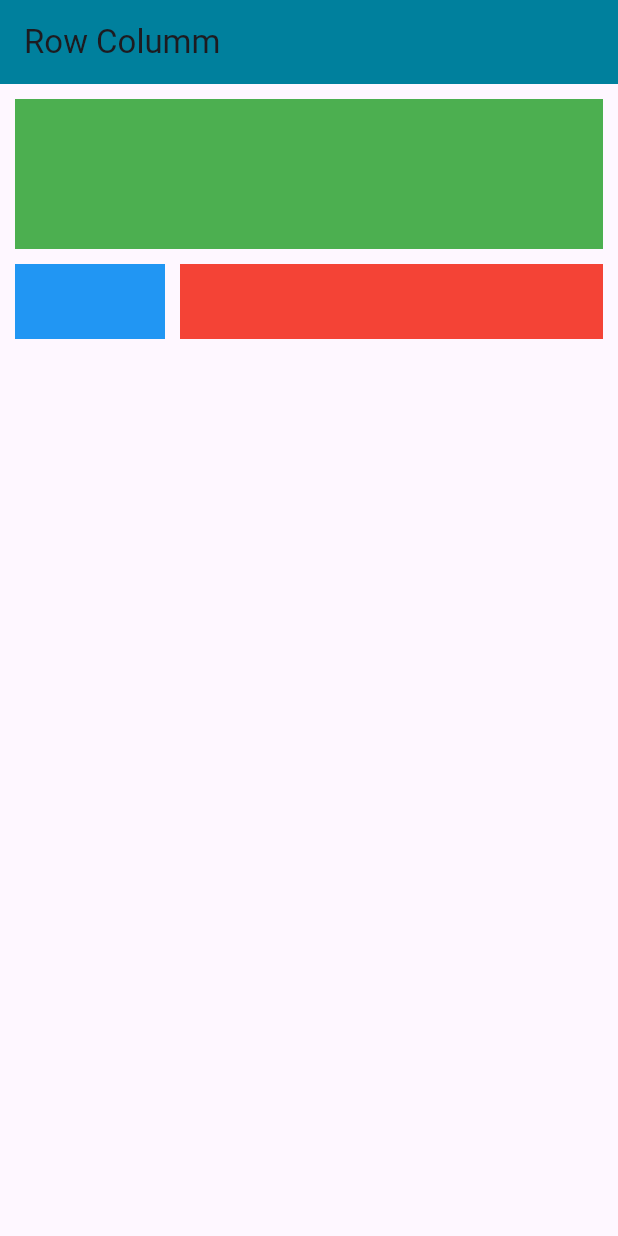
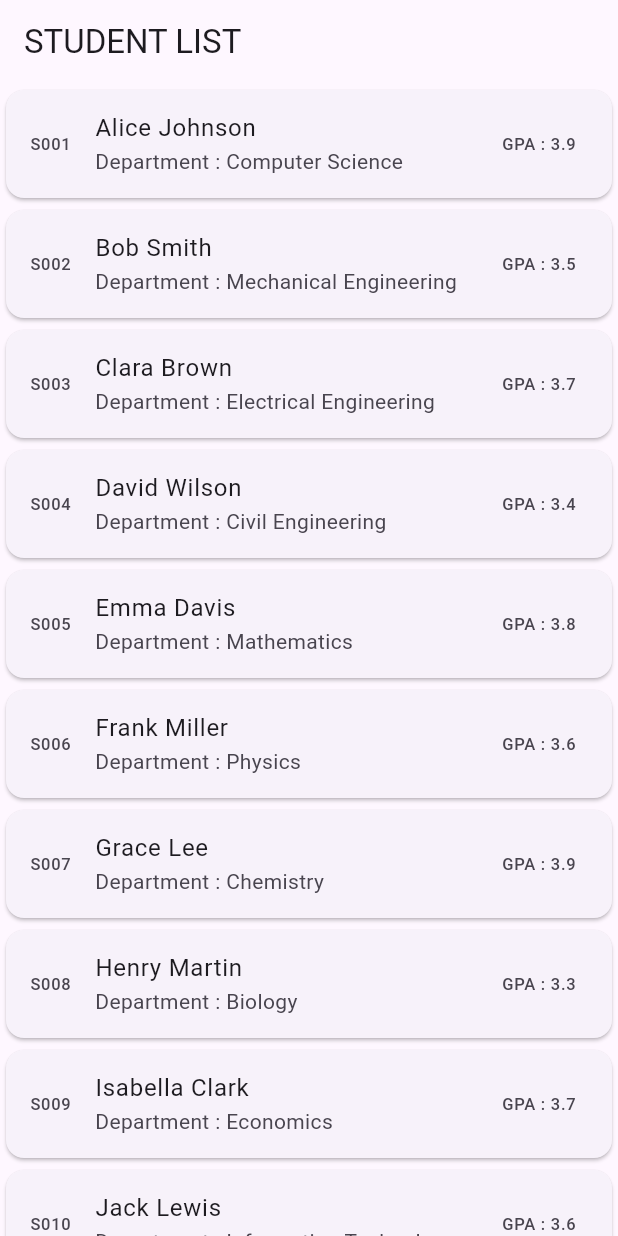
Before and after one commit to Krishnakm51/flutters, a Flutter app: the screen it shows after launch, on a phone screen of 412 x 824 dp. Run offline on Flutter 3.47's test engine with Material 3 defaults, Android fonts, the phone set to English and light mode, and no system bars.

Commit message:
List View Design

```diff
--- /dev/null
+++ b/lib/listView.dart
@@ -0,0 +1,45 @@
+import 'package:flutter/material.dart';
+import 'package:flutters/stduentModel.dart';
+
+class listView extends StatefulWidget {
+  const listView({super.key});
+
+  @override
+  State<listView> createState() => _listViewState();
+}
+
+class _listViewState extends State<listView> {
+
+  List <StudentModel> students = [
+    StudentModel("S001", "Alice Johnson", "Computer Science", "3.9"),
+    StudentModel("S002", "Bob Smith", "Mechanical Engineering", "3.5"),
+    StudentModel("S003", "Clara Brown", "Electrical Engineering", "3.7"),
+    StudentModel("S004", "David Wilson", "Civil Engineering", "3.4"),
+    StudentModel("S005", "Emma Davis", "Mathematics", "3.8"),
+    StudentModel("S006", "Frank Miller", "Physics", "3.6"),
+    StudentModel("S007", "Grace Lee", "Chemistry", "3.9"),
+    StudentModel("S008", "Henry Martin", "Biology", "3.3"),
+    StudentModel("S009", "Isabella Clark", "Economics", "3.7"),
+    StudentModel("S010", "Jack Lewis", "Information Technology", "3.6"),
+  ];
+
+  @override
+  Widget build(BuildContext context) {
+    return Scaffold(
+      appBar: AppBar(title: Text("STUDENT LIST")),
+      body: ListView.builder(
+          itemCount: students.length, itemBuilder: (context, index) {
+        StudentModel student = students[index];
+        return Card(
+          child: ListTile(
+              leading: Text(student.id!),
+              title: Text(student.name!),
+              subtitle: Text("Department : ${students[index].department}"),
+              trailing: Text("GPA : ${students[index].cgpa}")
+          ),
+        );
+      }),
+    );
+  }
+
+}
--- a/lib/main.dart
+++ b/lib/main.dart
@@ -3,9 +3,12 @@ import 'package:flutters/homepage.dart';
 import 'package:flutters/home.dart';
 import 'package:flutters/homePage1.dart';
 import 'package:flutters/layout.dart';
+import 'package:flutters/listView.dart';
 import 'package:flutters/rowColumm.dart';
 import 'package:flutters/rowColumm1.dart';
 import 'package:flutters/layout.dart';
+import 'package:flutters/listView.dart';
+
 
 
 void main() {
@@ -24,7 +27,8 @@ class MyApp extends StatelessWidget {
       //home: homepage1(),
       //home: rowColumm(),
       //home: rowColumm1(),
-      home: layout(),
+      //home: layout(),
+      home: listView(),
     );
   }
 }
--- /dev/null
+++ b/lib/stduentModel.dart
@@ -0,0 +1,15 @@
+class StudentModel{
+  String ?id;
+  String ?name;
+  String ?department;
+  String ?cgpa;
+
+  // Constructor
+  StudentModel(String id, String name, String department, String cgpa){
+    this.id = id;
+    this.name = name;
+    this.department = department;
+    this.cgpa = cgpa;
+  }
+
+}
```
